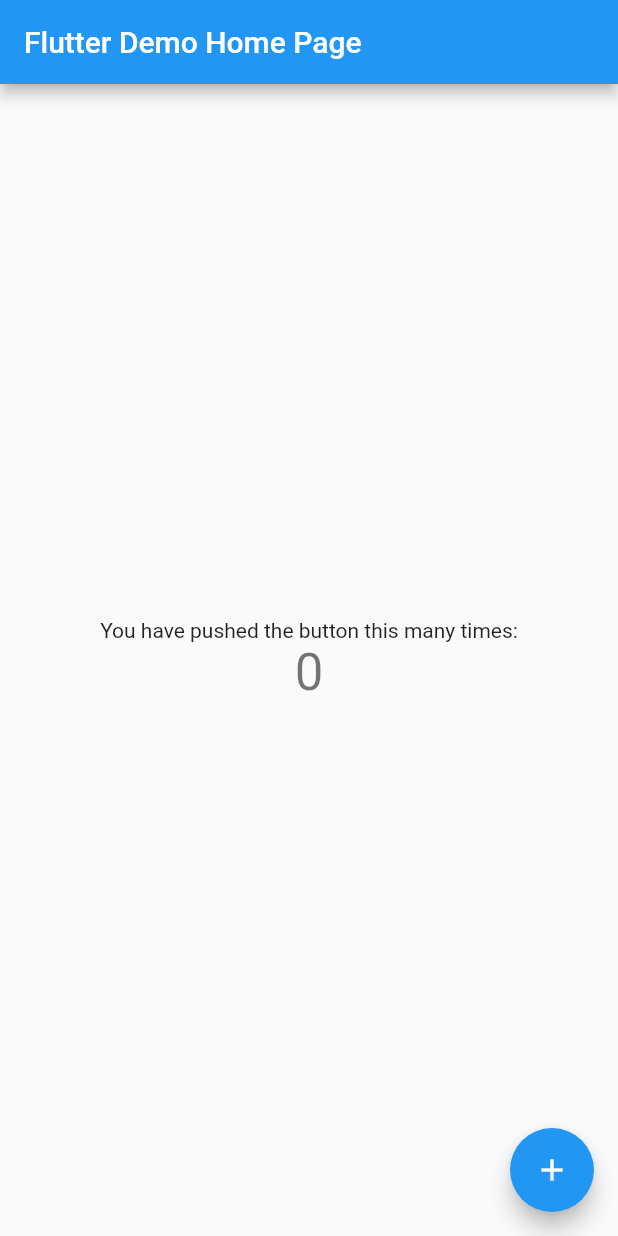
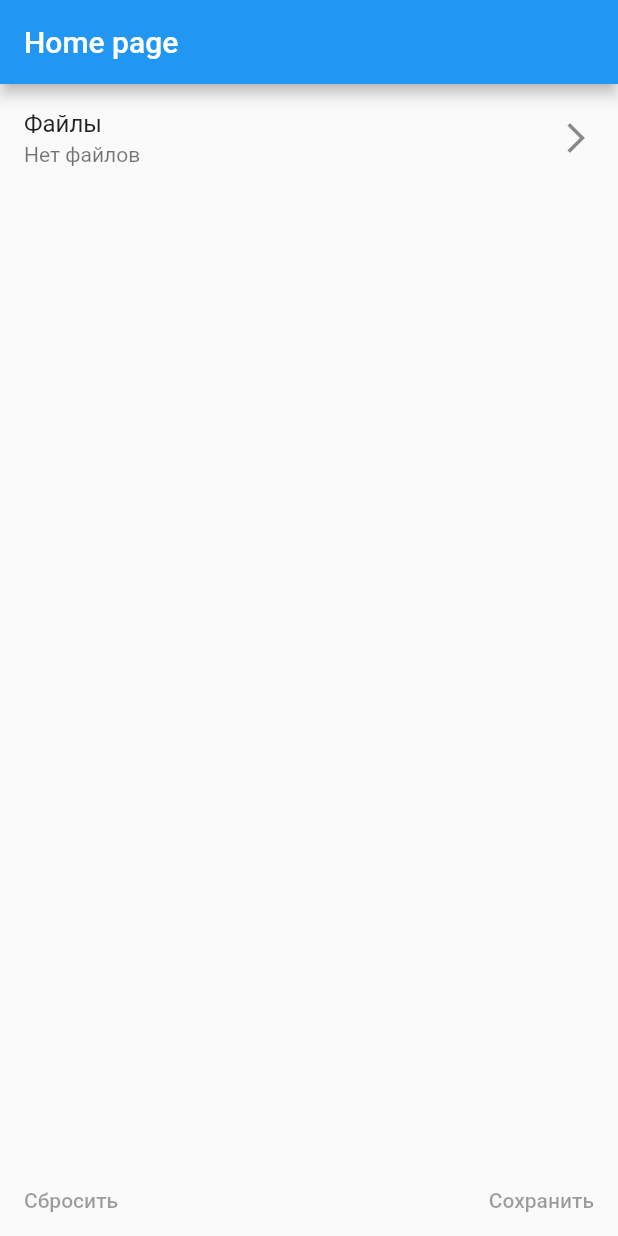
Before and after one commit to devsensa/cm.expert.testcase, a Flutter app: the screen it shows after launch, on a phone screen of 412 x 824 dp. Run offline on Flutter 3.47's test engine with Material 2 defaults, Android fonts, the phone set to English and light mode, and no system bars.

Commit message:
Add boilerplate code

```diff
--- a/lib/main.dart
+++ b/lib/main.dart
@@ -1,111 +1,95 @@
-import 'package:flutter/material.dart';
+import "package:flutter/widgets.dart";
+import "package:flutter/material.dart";
+
+import "./file_uploader_screen.dart";
 
 void main() => runApp(MyApp());
 
+// TODO Мега костыль, от которого очевидно следует избавиться в первую очередь
+// Переменная для обмена данными между экранами
+List<String> superMegaGlobalFileList = [];
+
 class MyApp extends StatelessWidget {
-  // This widget is the root of your application.
   @override
   Widget build(BuildContext context) {
     return MaterialApp(
-      title: 'Flutter Demo',
+      title: 'Тестовое задание',
       theme: ThemeData(
-        // This is the theme of your application.
-        //
-        // Try running your application with "flutter run". You'll see the
-        // application has a blue toolbar. Then, without quitting the app, try
-        // changing the primarySwatch below to Colors.green and then invoke
-        // "hot reload" (press "r" in the console where you ran "flutter run",
-        // or simply save your changes to "hot reload" in a Flutter IDE).
-        // Notice that the counter didn't reset back to zero; the application
-        // is not restarted.
         primarySwatch: Colors.blue,
       ),
-      home: MyHomePage(title: 'Flutter Demo Home Page'),
+      home: MyHomePage(),
     );
   }
 }
 
 class MyHomePage extends StatefulWidget {
-  MyHomePage({Key key, this.title}) : super(key: key);
-
-  // This widget is the home page of your application. It is stateful, meaning
-  // that it has a State object (defined below) that contains fields that affect
-  // how it looks.
-
-  // This class is the configuration for the state. It holds the values (in this
-  // case the title) provided by the parent (in this case the App widget) and
-  // used by the build method of the State. Fields in a Widget subclass are
-  // always marked "final".
-
-  final String title;
-
   @override
   _MyHomePageState createState() => _MyHomePageState();
 }
 
 class _MyHomePageState extends State<MyHomePage> {
-  int _counter = 0;
+  bool _hasFiles = false;
 
-  void _incrementCounter() {
+  void _navToFileUploadScreen() async {
+    await Navigator.push(
+      context,
+      MaterialPageRoute(
+        builder: (BuildContext screenContext) => FileUploaderScreen(),
+      ),
+    );
+    _updateState();
+  }
+
+  void _clearFiles() {
+    superMegaGlobalFileList = [];
+    _updateState();
+  }
+
+  void _updateState() {
     setState(() {
-      // This call to setState tells the Flutter framework that something has
-      // changed in this State, which causes it to rerun the build method below
-      // so that the display can reflect the updated values. If we changed
-      // _counter without calling setState(), then the build method would not be
-      // called again, and so nothing would appear to happen.
-      _counter++;
+      _hasFiles = superMegaGlobalFileList.isNotEmpty;
     });
   }
 
   @override
   Widget build(BuildContext context) {
-    // This method is rerun every time setState is called, for instance as done
-    // by the _incrementCounter method above.
-    //
-    // The Flutter framework has been optimized to make rerunning build methods
-    // fast, so that you can just rebuild anything that needs updating rather
-    // than having to individually change instances of widgets.
     return Scaffold(
-      appBar: AppBar(
-        // Here we take the value from the MyHomePage object that was created by
-        // the App.build method, and use it to set our appbar title.
-        title: Text(widget.title),
-      ),
-      body: Center(
-        // Center is a layout widget. It takes a single child and positions it
-        // in the middle of the parent.
-        child: Column(
-          // Column is also a layout widget. It takes a list of children and
-          // arranges them vertically. By default, it sizes itself to fit its
-          // children horizontally, and tries to be as tall as its parent.
-          //
-          // Invoke "debug painting" (press "p" in the console, choose the
-          // "Toggle Debug Paint" action from the Flutter Inspector in Android
-          // Studio, or the "Toggle Debug Paint" command in Visual Studio Code)
-          // to see the wireframe for each widget.
-          //
-          // Column has various properties to control how it sizes itself and
-          // how it positions its children. Here we use mainAxisAlignment to
-          // center the children vertically; the main axis here is the vertical
-          // axis because Columns are vertical (the cross axis would be
-          // horizontal).
-          mainAxisAlignment: MainAxisAlignment.center,
+        appBar: AppBar(
+          title: Text('Home page'),
+        ),
+        body: Container(
+          child: ListTile(
+            title: Text("Файлы"),
+            trailing: Icon(Icons.arrow_forward_ios),
+            subtitle: _buildFileSubtitle(),
+            onTap: _navToFileUploadScreen,
+          ),
+        ),
+        bottomNavigationBar: Row(
+          mainAxisAlignment: MainAxisAlignment.spaceBetween,
           children: <Widget>[
-            Text(
-              'You have pushed the button this many times:',
+            FlatButton(
+              child: Text('Сбросить'),
+              onPressed: _hasFiles ? _clearFiles : null,
             ),
-            Text(
-              '$_counter',
-              style: Theme.of(context).textTheme.display1,
-            ),
+            FlatButton(
+              child: Text('Сохранить'),
+              onPressed: _hasFiles ? () {} : null,
+            )
           ],
-        ),
-      ),
-      floatingActionButton: FloatingActionButton(
-        onPressed: _incrementCounter,
-        tooltip: 'Increment',
-        child: Icon(Icons.add),
-      ), // This trailing comma makes auto-formatting nicer for build methods.
-    );
+        ));
+  }
+
+  Text _buildFileSubtitle() {
+    if (!_hasFiles) {
+      return Text("Нет файлов");
+    }
+    // TODO Раскоментировать и реализовать очередь
+    // if (fileUploader.isUploading) {
+    //   final queueLen = fileUploader.queue.length;
+    //   final total = fileUploader.files.length + queueLen;
+    //   return Text("Осталось загрузить: $queueLen. Всего файлов: $total");
+    // }
+    return Text("Кол-во файлов: ${superMegaGlobalFileList.length} ");
   }
 }
```
Also changed, not shown: lib/file_uploader_screen.dart (added, +60 -0 lines).
